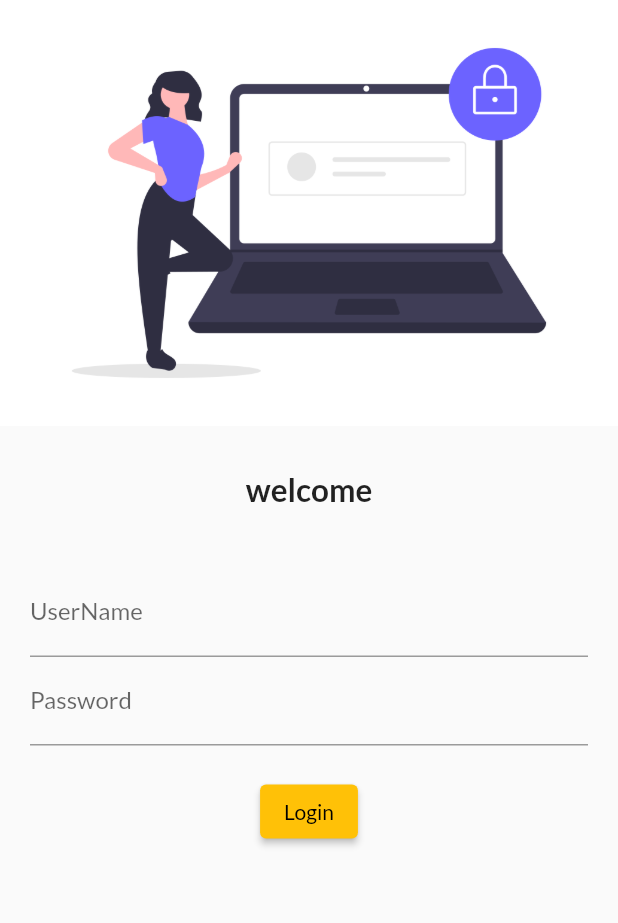
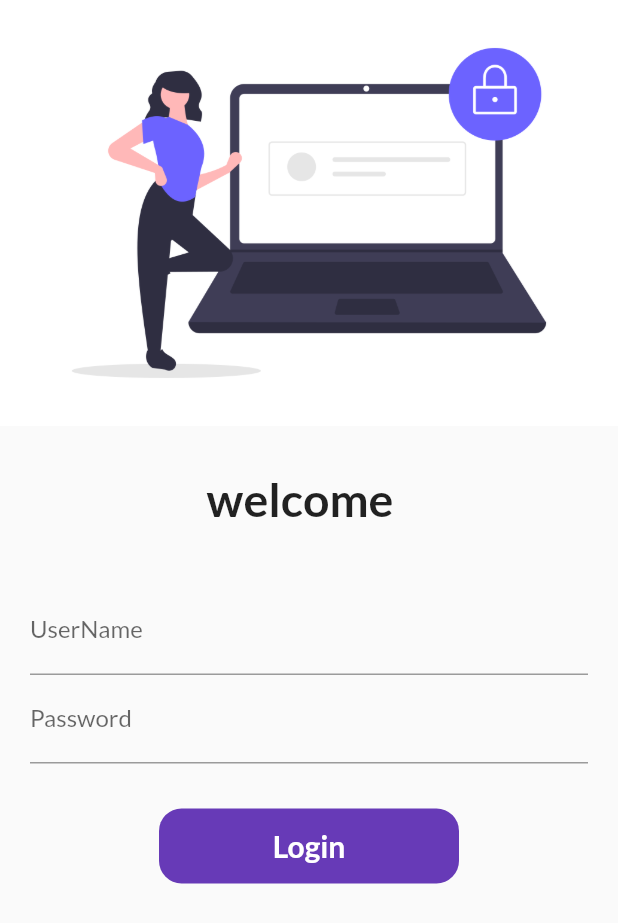
Before and after one commit to deepanshu-dua/eCommerceapp, a Flutter app: the screen it shows after launch, on a phone screen of 412 x 824 dp. Shown: the top 923 px of the screen. Run offline on Flutter 3.47's test engine with Material 2 defaults, Android fonts, the phone set to English and light mode, and no system bars; our stand-ins replace google_fonts.

Commit message:
DAY5 completed

```diff
--- a/lib/main.dart
+++ b/lib/main.dart
@@ -1,6 +1,7 @@
 import 'package:flutter/material.dart';
 import 'package:flutter_course/pages/home_page.dart';
 import 'package:flutter_course/pages/login.dart';
+import 'package:flutter_course/utilities/routes.dart';
 import 'package:google_fonts/google_fonts.dart';
 
 void main() {
@@ -22,7 +23,8 @@ class MyApp extends StatelessWidget {
       //  initialRoute: "home",
       routes: {
         "/": (context) => LoginPage(),
-        "loginpage": (context) => LoginPage()
+        MyRoutes.homeRoute: (context) => HomePage(),
+        MyRoutes.loginRoute: (context) => LoginPage()
       },
     );
   }
--- a/lib/pages/login.dart
+++ b/lib/pages/login.dart
@@ -1,11 +1,20 @@
 import 'package:flutter/material.dart';
+import 'package:flutter_course/utilities/routes.dart';
 
-class LoginPage extends StatelessWidget {
+class LoginPage extends StatefulWidget {
   const LoginPage({Key? key}) : super(key: key);
 
   @override
+  State<LoginPage> createState() => _LoginPageState();
+}
+
+class _LoginPageState extends State<LoginPage> {
+  String name = " ";
+  bool changeButton = false;
+  @override
   Widget build(BuildContext context) {
     return Material(
+        child: SingleChildScrollView(
       child: Column(
         children: [
           Image.asset(
@@ -16,9 +25,9 @@ class LoginPage extends StatelessWidget {
             height: 30.0,
           ),
           Text(
-          "welcome",
+            "welcome $name",
             style: TextStyle(
-            fontSize: 21,
+              fontSize: 31,
               fontWeight: FontWeight.bold,
             ),
           ),
@@ -32,6 +41,10 @@ class LoginPage extends StatelessWidget {
                 TextFormField(
                   decoration: InputDecoration(
                       labelText: "UserName", hintText: "enter username"),
+                  onChanged: (value) {
+                    name = value;
+                    setState(() {});
+                  },
                 ),
                 TextFormField(
                   obscureText: true,
@@ -39,20 +52,59 @@ class LoginPage extends StatelessWidget {
                       labelText: "Password", hintText: "enter password"),
                 ),
                 SizedBox(
-                height: 20.0,
+                  height: 30.0,
                 ),
-              ElevatedButton(
-                onPressed: () {
-                  print("hi deepu");
+
+                InkWell(
+                  onTap: () async {
+                    setState(() {
+                      changeButton = true;
+                    });
+                    await Future.delayed(Duration(seconds: 1));
+                    Navigator.pushNamed(context, MyRoutes.homeRoute);
                   },
-                child: Text("Login"),
-                style: TextButton.styleFrom(),
+                  child: AnimatedContainer(
+                    width: changeButton ? 80 : 200,
+                    duration: Duration(seconds: 1),
+                    height: 50,
+                    alignment: Alignment.center,
+                    child: changeButton
+                        ? Icon(
+                            Icons.done,
+                            color: Colors.white,
                           )
+                        : Text(
+                            "Login",
+                            style: TextStyle(
+                                color: Colors.white,
+                                fontWeight: FontWeight.bold,
+                                fontSize: 20),
+                          ),
+                    decoration: BoxDecoration(
+                        color: Colors.deepPurple,
+                        borderRadius:
+                            BorderRadius.circular(changeButton ? 80 : 15)),
+                  ),
+                ),
+
+                // ElevatedButton(
+                //   onPressed: () {
+                //     Navigator.pushNamed(context, MyRoutes.homeRoute);
+                //   },
+                //   child: Text(
+                //     "Login",
+                //     style: TextStyle(fontSize: 23),
+                //   ),
+                //   style: TextButton.styleFrom(minimumSize: Size(250, 40)),
+
+                // )
               ],
             ),
           ),
         ],
+      ),
     )
+
         // child: Center(
         //   child: Text(
         //     "Login Page",
--- /dev/null
+++ b/lib/utilities/routes.dart
@@ -0,0 +1,4 @@
+class MyRoutes {
+  static String loginRoute = "/login";
+  static String homeRoute = "/home";
+}
```
Lines whose indentation alone changed are shown as unchanged.
